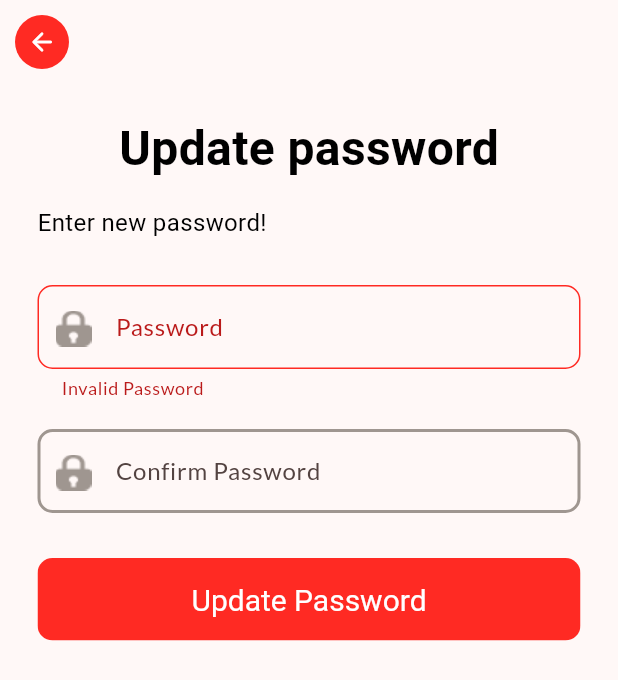
After one commit to Beck0797/StrawberryMarket, a Flutter app: the NewPasswordScreen screen opened directly, after a tap on "Update Password", on a phone screen of 412 x 824 dp. The commit adds this screen. Shown: the top 680 px of the screen. Run offline on Flutter 3.47's test engine with Material 2 defaults, Android fonts, the phone set to English and light mode, and no system bars; our stand-ins replace animate_do, fluttertoast, google_fonts; Roboto replaces fonts that are missing (Mukta).

Commit message:
implemented new password screen

```diff
--- a/lib/main.dart
+++ b/lib/main.dart
@@ -26,9 +26,7 @@ class MyApp extends StatelessWidget {
     SystemChrome.setEnabledSystemUIMode(SystemUiMode.immersive, overlays: []);
     return MaterialApp(
       theme: theme,
-      home: Scaffold(
-        body: LoginScreen(),
-      ),
+      home: LoginScreen(),
     );
   }
 }
--- a/lib/screens/login_screen.dart
+++ b/lib/screens/login_screen.dart
@@ -28,7 +28,8 @@ class LoginScreen extends StatelessWidget {
 
   @override
   Widget build(BuildContext context) {
-    return SizedBox(
+    return Scaffold(
+      body: SizedBox(
         height: double.infinity,
         child: SingleChildScrollView(
           child: Padding(
@@ -205,7 +206,8 @@ class LoginScreen extends StatelessWidget {
                                 Navigator.push(
                                     context,
                                     MaterialPageRoute(
-                                      builder: (cnt) => ResetPasswordScreen()));
+                                        builder: (cnt) =>
+                                            ResetPasswordScreen()));
                               },
                               child: Text(
                                 'Restore',
@@ -371,6 +373,7 @@ class LoginScreen extends StatelessWidget {
                 ]),
           ),
         ),
+      ),
     );
   }
 }
--- /dev/null
+++ b/lib/screens/new_password_screen.dart
@@ -0,0 +1,270 @@
+import 'package:animate_do/animate_do.dart';
+import 'package:flutter/material.dart';
+import 'package:flutter/services.dart';
+import 'package:fluttertoast/fluttertoast.dart';
+import 'package:google_fonts/google_fonts.dart';
+import 'package:strawberry_market/screens/login_screen.dart';
+import 'package:strawberry_market/screens/verify_screen.dart';
+
+class NewPasswordScreen extends StatelessWidget {
+  NewPasswordScreen({super.key});
+
+  final _formKey = GlobalKey<FormState>();
+  var password = "";
+
+  void _updatePassword(BuildContext context) {
+    if (_formKey.currentState!.validate()) {
+      _goToLoginScreen(context);
+    }
+  }
+
+  void _goToLoginScreen(BuildContext context) {
+    Navigator.pushAndRemoveUntil(
+        context,
+        MaterialPageRoute(builder: (context) => LoginScreen()),
+        ModalRoute.withName("/Home"));
+  }
+
+  void _showToast(String message) {
+    Fluttertoast.showToast(
+        msg: message,
+        toastLength: Toast.LENGTH_SHORT,
+        gravity: ToastGravity.CENTER,
+        timeInSecForIosWeb: 1,
+        textColor: Colors.white,
+        fontSize: 16.0);
+  }
+
+  @override
+  Widget build(BuildContext context) {
+    SystemChrome.setEnabledSystemUIMode(SystemUiMode.immersive, overlays: []);
+    return Scaffold(
+      appBar: AppBar(
+        leading: GestureDetector(
+          onTap: () {
+            _goToLoginScreen(context);
+          },
+          child: Padding(
+            padding: const EdgeInsets.all(10),
+            child: FadeInRight(
+              child: Container(
+                decoration: const BoxDecoration(
+                  shape: BoxShape.circle,
+                  // color: Theme.of(context).colorScheme.primary,
+                  color: Color.fromARGB(255, 255, 42, 35),
+                ),
+                child: const Icon(
+                  Icons.arrow_back_rounded,
+                  color: Colors.white,
+                  size: 20,
+                ),
+              ),
+            ),
+          ),
+        ),
+      ),
+      body: SizedBox(
+        height: double.infinity,
+        child: SingleChildScrollView(
+          child: Padding(
+            padding: const EdgeInsets.fromLTRB(25, 0, 25, 0),
+            child: Column(
+                mainAxisSize: MainAxisSize.min,
+                crossAxisAlignment: CrossAxisAlignment.center,
+                children: [
+                  const SizedBox(
+                    height: 20,
+                  ),
+                  Text(
+                    'Update password',
+                    style: GoogleFonts.mukta(
+                      color: Colors.black,
+                      fontWeight: FontWeight.bold,
+                      fontSize: 32,
+                    ),
+                  ),
+                  const SizedBox(
+                    height: 15,
+                  ),
+                  Align(
+                    alignment: Alignment.centerLeft,
+                    child: Text(
+                      'Enter new password!',
+                      style: GoogleFonts.mukta(
+                        color: Colors.black,
+                        fontWeight: FontWeight.normal,
+                        fontSize: 16,
+                      ),
+                    ),
+                  ),
+                  const SizedBox(
+                    height: 30,
+                  ),
+                  Form(
+                    key: _formKey,
+                    child: Column(
+                      children: [
+                        TextFormField(
+                          maxLength: 10,
+                          obscureText: true,
+                          keyboardType: TextInputType.visiblePassword,
+                          decoration: InputDecoration(
+                            counterText: "",
+                            label: const Text('Password'),
+                            prefixIcon: Padding(
+                              padding: const EdgeInsets.only(top: 2),
+                              // add padding to adjust icon
+                              child: Image.asset(
+                                'assets/images/ic_password.png',
+                                width: 25,
+                                height: 25,
+                              ),
+                            ),
+                            fillColor: Colors.white,
+                            focusedBorder: OutlineInputBorder(
+                              borderRadius: BorderRadius.circular(10.0),
+                              borderSide: const BorderSide(
+                                color: Color.fromARGB(255, 255, 42, 35),
+                              ),
+                            ),
+                            enabledBorder: OutlineInputBorder(
+                              borderRadius: BorderRadius.circular(10.0),
+                              borderSide: const BorderSide(
+                                  color: Color.fromARGB(255, 159, 150, 144),
+                                  width: 2.0),
+                            ),
+                            errorBorder: OutlineInputBorder(
+                              borderRadius: BorderRadius.circular(10.0),
+                              borderSide: const BorderSide(
+                                color: Color.fromARGB(255, 255, 42, 35),
+                              ),
+                            ),
+                            focusedErrorBorder: OutlineInputBorder(
+                              borderRadius: BorderRadius.circular(10.0),
+                              borderSide: const BorderSide(
+                                color: Color.fromARGB(255, 255, 42, 35),
+                              ),
+                            ),
+                          ),
+                          validator: (value) {
+                            if (value == null || value.isEmpty) {
+                              return 'Invalid Password';
+                            } else if (value.trim().length < 6 ||
+                                value.trim().length > 10) {
+                              return 'Must be between 6 and 10 characters.';
+                            }
+                            password = value!;
+                            return null;
+                          },
+                          textInputAction: TextInputAction.next,
+                          onSaved: (value) {
+                            // if (value == null) {
+                            //   return;
+                            // }
+                          },
+                        ),
+                        const SizedBox(
+                          height: 20,
+                        ),
+                        TextFormField(
+                          maxLength: 10,
+                          obscureText: true,
+                          keyboardType: TextInputType.visiblePassword,
+                          decoration: InputDecoration(
+                            counterText: "",
+                            label: const Text('Confirm Password'),
+                            prefixIcon: Padding(
+                              padding: const EdgeInsets.only(top: 2),
+                              // add padding to adjust icon
+                              child: Image.asset(
+                                'assets/images/ic_password.png',
+                                width: 25,
+                                height: 25,
+                              ),
+                            ),
+                            fillColor: Colors.white,
+                            focusedBorder: OutlineInputBorder(
+                              borderRadius: BorderRadius.circular(10.0),
+                              borderSide: const BorderSide(
+                                color: Color.fromARGB(255, 255, 42, 35),
+                              ),
+                            ),
+                            enabledBorder: OutlineInputBorder(
+                              borderRadius: BorderRadius.circular(10.0),
+                              borderSide: const BorderSide(
+                                  color: Color.fromARGB(255, 159, 150, 144),
+                                  width: 2.0),
+                            ),
+                            errorBorder: OutlineInputBorder(
+                              borderRadius: BorderRadius.circular(10.0),
+                              borderSide: const BorderSide(
+                                color: Color.fromARGB(255, 255, 42, 35),
+                              ),
+                            ),
+                            focusedErrorBorder: OutlineInputBorder(
+                              borderRadius: BorderRadius.circular(10.0),
+                              borderSide: const BorderSide(
+                                color: Color.fromARGB(255, 255, 42, 35),
+                              ),
+                            ),
+                          ),
+                          validator: (value) {
+                            if (value != password) {
+                              return 'password does not match';
+                            }
+                            return null;
+                          },
+                          textInputAction: TextInputAction.done,
+                          onSaved: (value) {
+                            // if (value == null) {
+                            //   return;
+                            // }
+                          },
+                        ),
+                        const SizedBox(
+                          height: 30,
+                        ),
+                        SizedBox(
+                          width: double.infinity,
+                          // height: double.infinity,
+                          child: ClipRRect(
+                            borderRadius: BorderRadius.circular(10),
+                            child: Stack(
+                              alignment: Alignment.center,
+                              children: <Widget>[
+                                Positioned.fill(
+                                  child: Container(
+                                    decoration: const BoxDecoration(
+                                      color: Color.fromARGB(255, 255, 42, 35),
+                                    ),
+                                  ),
+                                ),
+                                SizedBox(
+                                  width: double.infinity,
+                                  // height: double.infinity,
+                                  child: TextButton(
+                                    style: TextButton.styleFrom(
+                                      foregroundColor: Colors.white,
+                                      padding: const EdgeInsets.all(16.0),
+                                      textStyle: const TextStyle(fontSize: 20),
+                                    ),
+                                    onPressed: () {
+                                      _updatePassword(context);
+                                    },
+                                    child: const Text('Update Password'),
+                                  ),
+                                ),
+                              ],
+                            ),
+                          ),
+                        ),
+                      ],
+                    ),
+                  )
+                ]),
+          ),
+        ),
+      ),
+    );
+  }
+}
--- a/lib/screens/verify_screen.dart
+++ b/lib/screens/verify_screen.dart
@@ -3,6 +3,7 @@ import 'package:flutter/material.dart';
 import 'package:flutter/services.dart';
 import 'package:fluttertoast/fluttertoast.dart';
 import 'package:google_fonts/google_fonts.dart';
+import 'package:strawberry_market/screens/new_password_screen.dart';
 
 class VerifyScreen extends StatelessWidget {
   VerifyScreen({super.key});
@@ -10,9 +11,9 @@ class VerifyScreen extends StatelessWidget {
   final _formKey = GlobalKey<FormState>();
   var password = "";
 
-  void _verifyEmail(BuildContext context) {
+  void _verifyCode(BuildContext context) {
     if (_formKey.currentState!.validate()) {
-      _goToVerifyScreen(context);
+      _goToChangePasswordScreen(context);
     }
   }
 
@@ -23,9 +24,11 @@ class VerifyScreen extends StatelessWidget {
     return double.tryParse(str) != null;
   }
 
-  void _goToVerifyScreen(BuildContext context) {
-    Navigator.push(
-        context, MaterialPageRoute(builder: (cnt) => VerifyScreen()));
+  void _goToChangePasswordScreen(BuildContext context) {
+    Navigator.pushAndRemoveUntil(
+        context,
+        MaterialPageRoute(builder: (context) => NewPasswordScreen()),
+        ModalRoute.withName("/Home"));
   }
 
   void _showToast(String message) {
@@ -351,7 +354,7 @@ class VerifyScreen extends StatelessWidget {
                                             const TextStyle(fontSize: 20),
                                       ),
                                       onPressed: () {
-                                        _verifyEmail(context);
+                                        _verifyCode(context);
                                       },
                                       child: const Text('Verify'),
                                     ),
```
Lines whose indentation alone changed are shown as unchanged.
